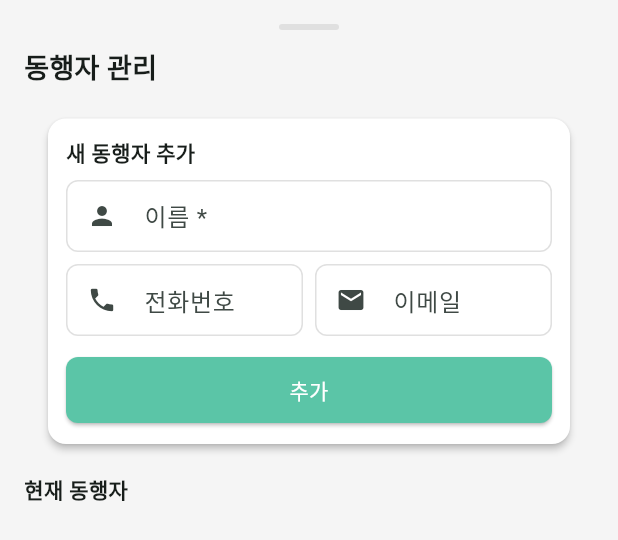
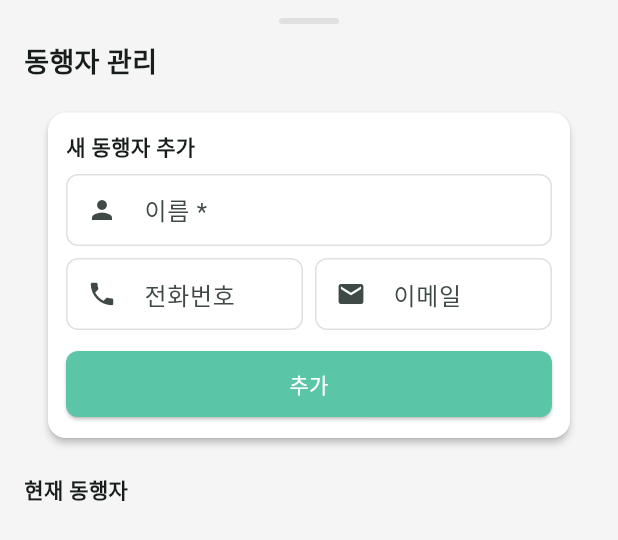
Before and after one commit to jonghark/whdgkr-front, a Flutter app: the CompanionManagementSheet widget shown alone on an empty page, opened directly with empty values, on a phone screen of 412 x 824 dp. Shown: the top 540 px of the screen. Run offline on Flutter 3.47's test engine with Material 3 defaults, Android fonts, the phone set to English and light mode, and no system bars; our stand-ins replace dio, flutter_riverpod, go_router; network calls fail.

Commit message:
fix(front): enable full scrolling in companion management sheet
- Replace Column + Expanded + ListView with single ListView
- All content now scrolls together (header, form, companion list)
- Add SafeArea wrapper for safe areas
- Add keyboard-aware bottom padding (viewInsets.bottom)
- Increase initial/max sheet sizes for better UX
- Fix: long companion list was previously not fully visible

🤖 Generated with [Claude Code](https://claude.com/claude-code)

Co-Authored-By: Claude Opus 4.5 <noreply@anthropic.com>

```diff
--- a/lib/presentation/screens/trip_detail_screen.dart
+++ b/lib/presentation/screens/trip_detail_screen.dart
@@ -700,17 +700,25 @@ class _CompanionManagementSheetState extends ConsumerState<CompanionManagementSh
 
   @override
   Widget build(BuildContext context) {
+    final bottomPadding = MediaQuery.of(context).viewInsets.bottom;
+
     return DraggableScrollableSheet(
-      initialChildSize: 0.7,
+      initialChildSize: 0.75,
       minChildSize: 0.5,
-      maxChildSize: 0.9,
+      maxChildSize: 0.95,
       expand: false,
       builder: (context, scrollController) {
-        return Container(
-          padding: const EdgeInsets.all(16),
-          child: Column(
-            crossAxisAlignment: CrossAxisAlignment.start,
+        return SafeArea(
+          child: ListView(
+            controller: scrollController,
+            padding: EdgeInsets.only(
+              left: 16,
+              right: 16,
+              top: 12,
+              bottom: 16 + bottomPadding,
+            ),
             children: [
+              // Handle
               Center(
                 child: Container(
                   width: 40,
@@ -722,6 +730,8 @@ class _CompanionManagementSheetState extends ConsumerState<CompanionManagementSh
                 ),
               ),
               const SizedBox(height: 12),
+
+              // Title
               const Text(
                 '동행자 관리',
                 style: TextStyle(fontSize: 18, fontWeight: FontWeight.bold),
@@ -804,20 +814,18 @@ class _CompanionManagementSheetState extends ConsumerState<CompanionManagementSh
                   ),
                 ),
               ),
-              const SizedBox(height: 12),
+              const SizedBox(height: 16),
 
-              // Current companions
+              // Current companions section
               const Text('현재 동행자', style: TextStyle(fontWeight: FontWeight.bold)),
               const SizedBox(height: 8),
-              Expanded(
-                child: ListView.builder(
-                  controller: scrollController,
-                  itemCount: widget.trip.participants.length,
-                  itemBuilder: (context, index) {
-                    final companion = widget.trip.participants[index];
+
+              // Companion list items
+              ...widget.trip.participants.map((companion) {
                 final isDeleted = companion.deleteYn == 'Y';
 
                 return Card(
+                  margin: const EdgeInsets.only(bottom: 6),
                   color: isDeleted ? Colors.grey.shade200 : null,
                   child: ListTile(
                     dense: true,
@@ -890,9 +898,7 @@ class _CompanionManagementSheetState extends ConsumerState<CompanionManagementSh
                         : null,
                   ),
                 );
-                  },
-                ),
-              ),
+              }),
             ],
           ),
         );
```
Lines whose indentation alone changed are shown as unchanged.
